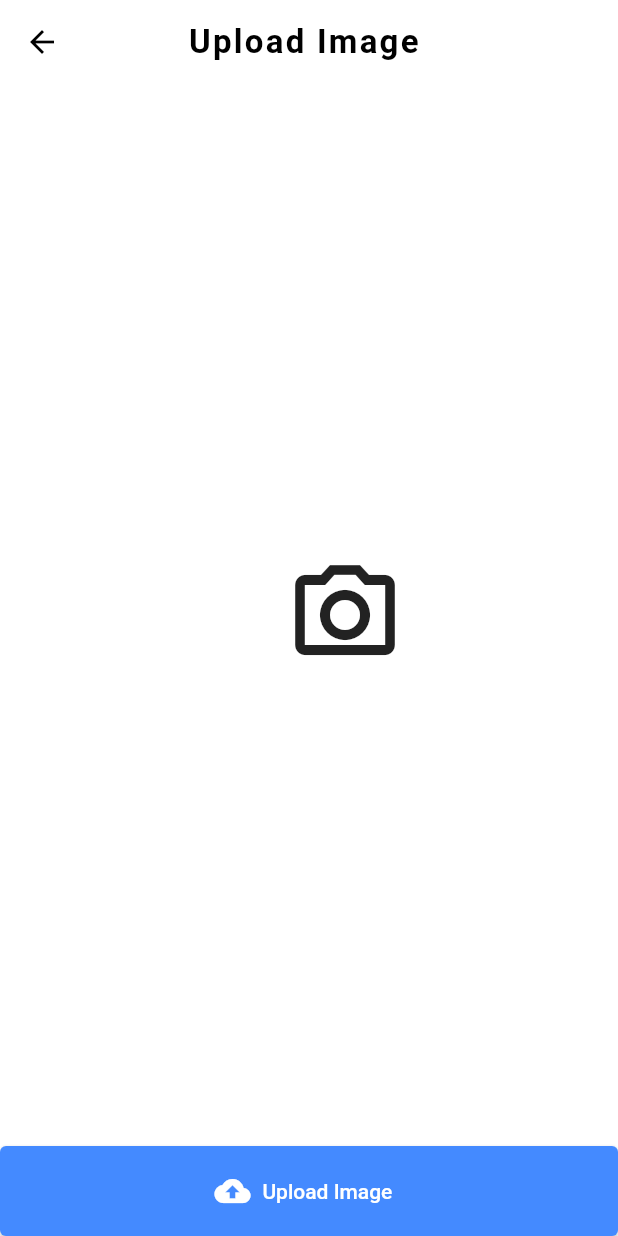
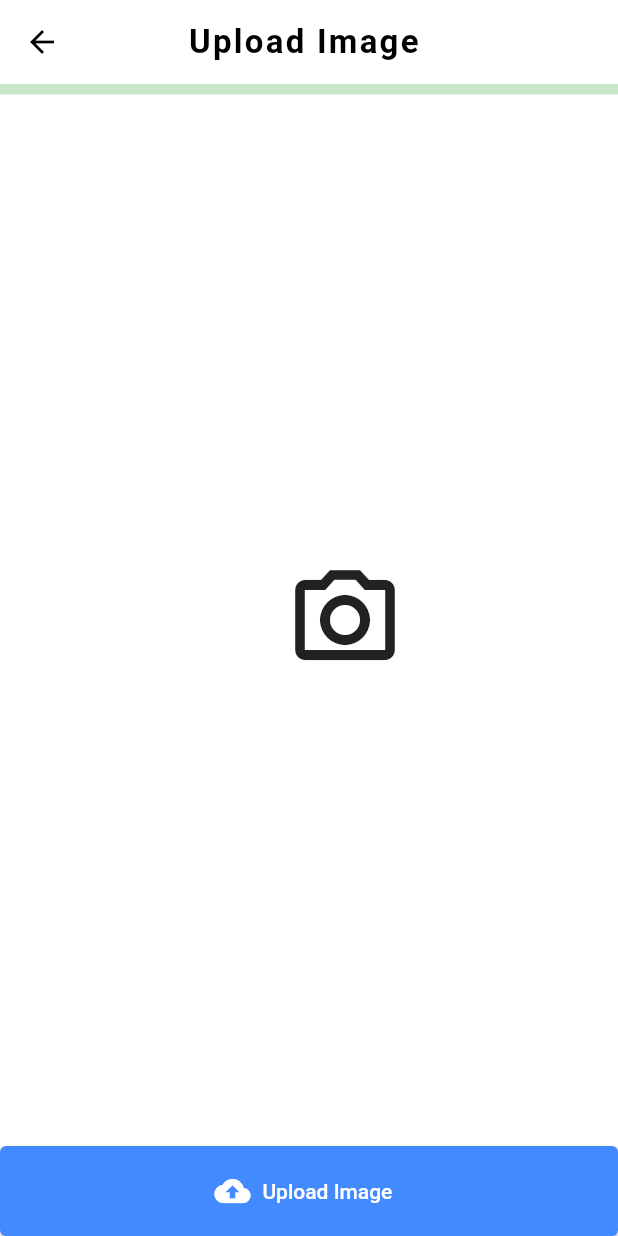
Before and after one commit to Nahed2000/api_with_ui, a Flutter app: the ImageScreen screen opened by its route, after a tap on the "camera alt" icon, on a phone screen of 412 x 824 dp. Run offline on Flutter 3.47's test engine with Material 2 defaults, Android fonts, the phone set to English and light mode, and no system bars; our stand-ins replace cached_network_image, get, image_picker, shared_preferences; accounts and stored records are empty; network calls fail.

Commit message:
delete ,read & upload image getX

```diff
--- a/lib/api/api_controller/student_image_api_controller.dart
+++ b/lib/api/api_controller/student_image_api_controller.dart
@@ -59,7 +59,7 @@ class StudentImageApiController with ApiHelper {
       } else if (response.statusCode == 404 || response.statusCode == 401) {
         String message = response.statusCode == 401
             ? 'you must login again '
-            : 'Image not found';
+            : 'Selected Image not found';
         return ApiResponse(message: message, status: false);
       }
     return errorServer;
--- a/lib/api/api_setting.dart
+++ b/lib/api/api_setting.dart
@@ -1,6 +1,7 @@
 class ApiSetting{
  static const String _baseUrl = 'http://demo-api.mr-dev.tech/';
  static const String baseApiUrl = '${_baseUrl}api/';
+ static const String imageUrl = '${_baseUrl}images/';
  static const String indexUser = '${baseApiUrl}users';
  static const String searchUser = '${baseApiUrl}user/search';
  static const String categories = '${baseApiUrl}categories';
--- a/lib/get/image_getx_controller.dart
+++ b/lib/get/image_getx_controller.dart
@@ -16,6 +16,7 @@ class ImageGetXcController extends GetxController {
       StudentImageApiController();
 
   RxList<StudentImage> listImage = <StudentImage>[].obs;
+  RxBool loading = false.obs;
 
   @override
   void onInit() {
@@ -25,8 +26,10 @@ class ImageGetXcController extends GetxController {
   }
 
   void readImage() async {
+    loading.value = true;
     ApiResponse<StudentImage> apiResponse =
         await _imageApiController.indexImage();
+    loading.value = false;
     if (apiResponse.status) listImage.value = (apiResponse.data) ?? [];
   }
 
@@ -35,7 +38,7 @@ class ImageGetXcController extends GetxController {
     required UploadCallBack uploadCallBack,
   }) async {
     StreamedResponse streamedResponse =
-        await _imageApiController.uploadImage(file: file);
+        await _imageApiController. uploadImage(file: file);
     streamedResponse.stream.transform(utf8.decoder).listen((String body) {
       if (streamedResponse.statusCode == 201) {
         var jsonResponse = jsonDecode(body);
--- a/lib/screen/image/image_screen.dart
+++ b/lib/screen/image/image_screen.dart
@@ -1,4 +1,11 @@
+import 'package:api_review/api/api_setting.dart';
+import 'package:api_review/get/image_getx_controller.dart';
+import 'package:api_review/model/api_response.dart';
+import 'package:cached_network_image/cached_network_image.dart';
 import 'package:flutter/material.dart';
+import 'package:get/get.dart';
+
+import '../../util/helper.dart';
 
 class ImageScreen extends StatefulWidget {
   const ImageScreen({Key? key}) : super(key: key);
@@ -7,7 +14,9 @@ class ImageScreen extends StatefulWidget {
   State<ImageScreen> createState() => _ImageScreenState();
 }
 
-class _ImageScreenState extends State<ImageScreen> {
+class _ImageScreenState extends State<ImageScreen> with Helper{
+  ImageGetXcController _controller = Get.put(ImageGetXcController());
+
   @override
   Widget build(BuildContext context) {
     return Scaffold(
@@ -25,30 +34,101 @@ class _ImageScreenState extends State<ImageScreen> {
             fontSize: 22,
           ),
         ),
-        iconTheme: IconThemeData(
-          color: Colors.black
-        ),
+        iconTheme: const IconThemeData(color: Colors.black),
         actions: [
           IconButton(
-            onPressed: () =>Navigator.pushNamed(context, '/upload_image'),
-            icon: Icon(Icons.camera_alt_outlined),
+            onPressed: () => Navigator.pushNamed(context, '/upload_image'),
+            icon: const Icon(Icons.camera_alt_outlined),
           )
         ],
       ),
-      body: GridView.builder(
-        padding: EdgeInsets.symmetric(horizontal: 20),
-        gridDelegate: SliverGridDelegateWithFixedCrossAxisCount(
-          crossAxisCount: 2,
-          crossAxisSpacing: 10,
-          mainAxisSpacing: 10
-        ),
-        itemBuilder: (context, index) {
-          return Card(
-            elevation: 4,
-          );
+      body: GetX<ImageGetXcController>(
+        builder: (controller) {
+          if (controller.loading.isTrue) {
+            return const CircularProgressIndicator();
+          } else if (controller.listImage.isNotEmpty) {
+            return GridView.builder(
+              padding: const EdgeInsets.symmetric(horizontal: 20),
+              gridDelegate: const SliverGridDelegateWithFixedCrossAxisCount(
+                  crossAxisCount: 2, crossAxisSpacing: 10, mainAxisSpacing: 10),
+              itemBuilder: (context, index) {
+                return Card(
+                  clipBehavior: Clip.antiAlias,
+                  shape: RoundedRectangleBorder(
+                    borderRadius: BorderRadius.circular(15),
+                  ),
+                  elevation: 4,
+                  child: Stack(
+                    children: [
+                      CachedNetworkImage(
+                        width: double.infinity,
+                        fit: BoxFit.cover,
+                        imageUrl: ApiSetting.image +
+                            controller.listImage[index].imageUrl,
+                        progressIndicatorBuilder:
+                            (context, url, downloadProgress) =>
+                                CircularProgressIndicator(
+                                    value: downloadProgress.progress),
+                        errorWidget: (context, url, error) =>
+                            const Icon(Icons.error),
+                      ),
+                      Container(
+                        padding: EdgeInsets.symmetric(horizontal: 10),
+                        height: 50,
+                        child: Row(
+                          children: [
+                            Expanded(
+                              child: Text(
+                                controller.listImage[index].image,
+                                style: const TextStyle(
+                                  color: Colors.white,
+                                  fontSize: 18,
+                                ),
+                                maxLines: 1,
+                                overflow: TextOverflow.ellipsis,
+                              ),
+                            ),
+                            IconButton(
+                              onPressed: () async=>await _deleteImage(index: index),
+                              icon: Icon(
+                                Icons.delete,
+                                color: Colors.red.shade800,
+                              ),
+                            ),
+                          ],
+                        ),
+                      )
+                    ],
+                  ),
+                );
+              },
+              itemCount: controller.listImage.length,
+            );
+          } else {
+            return Center(
+              child: Column(
+                mainAxisAlignment: MainAxisAlignment.center,
+                children: const [
+                  Icon(
+                    Icons.warning_amber,
+                    color: Colors.red,
+                  ),
+                  Text(
+                    "you don't have any Data ",
+                    style: TextStyle(
+                      color: Colors.black,
+                    ),
+                  )
+                ],
+              ),
+            );
+          }
         },
-        itemCount: 3,
       ),
     );
   }
+  Future<void>_deleteImage({required int index})async{
+    ApiResponse apiResponse =await ImageGetXcController.to.deleteImage(index: index);
+    showSnackBar(context, message: apiResponse.message, error: !apiResponse.status);
+  }
 }
--- a/lib/screen/image/upload_image.dart
+++ b/lib/screen/image/upload_image.dart
@@ -16,6 +16,7 @@ class UploadImage extends StatefulWidget {
 class _UploadImageState extends State<UploadImage> with Helper {
   XFile? _pikedImage;
   late ImagePicker _imagePicker;
+  double? progressValue = 0;
 
   @override
   void initState() {
@@ -47,6 +48,12 @@ class _UploadImageState extends State<UploadImage> with Helper {
         child: Column(
           mainAxisAlignment: MainAxisAlignment.center,
           children: [
+            LinearProgressIndicator(
+              backgroundColor: Colors.green.shade100,
+              color: Colors.green,
+              minHeight: 7,
+              value: progressValue,
+            ),
             Expanded(
               child: _pikedImage == null
                   ? IconButton(
@@ -79,6 +86,7 @@ class _UploadImageState extends State<UploadImage> with Helper {
   Future<void> _pickImage() async {
     XFile? image = await _imagePicker.pickImage(
       source: ImageSource.camera,
+      maxHeight: 200
     );
     setState(
       () {
@@ -107,8 +115,16 @@ class _UploadImageState extends State<UploadImage> with Helper {
     await ImageGetXcController.to.uploadImage(
         file: File(_pikedImage!.path),
         uploadCallBack: (apiResponse) {
+          updateValueOfLinearIndicator(value: apiResponse.status ? 1 : 0);
+
           showSnackBar(context,
               message: apiResponse.message, error: !apiResponse.status);
         });
   }
+
+  void updateValueOfLinearIndicator({double? value}) {
+    setState(() {
+      progressValue = value;
+    });
+  }
 }
--- a/pubspec.yaml
+++ b/pubspec.yaml
@@ -37,6 +37,7 @@ dependencies:
   http: ^0.13.4
   shared_preferences: ^2.0.15
   get: ^4.6.5
+  cached_network_image: ^3.2.1
   image_picker: ^0.8.5+3
 dev_dependencies:
   flutter_test:
```
Also changed, not shown: pubspec.lock, 1 other file.
